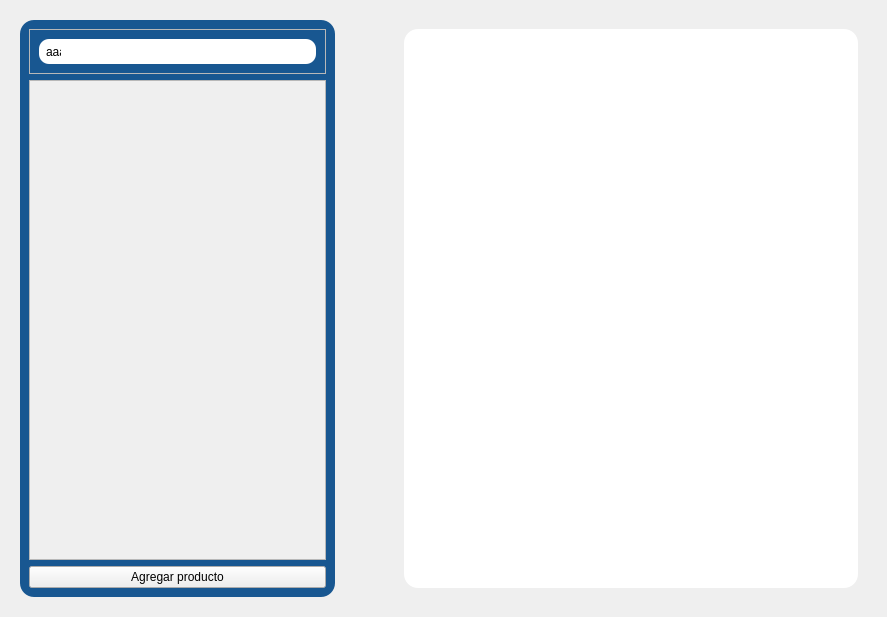
Ventthos/PollosExpress, file RawInterfaces/Productos.ui: the form before one commit.
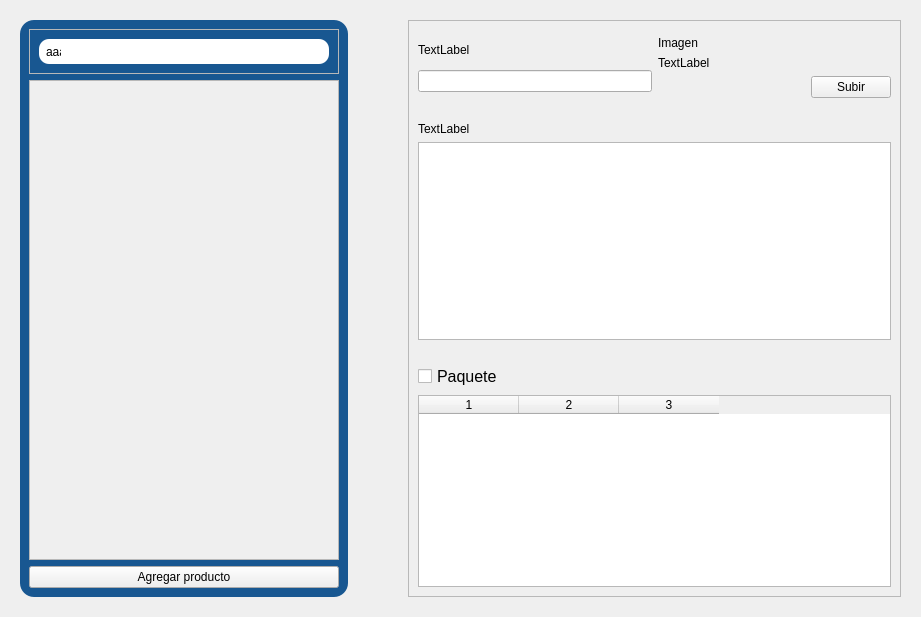
The form after the commit.

Commit message: Actualización a interfaz de productos

What changed in the file:
```diff
--- a/RawInterfaces/Productos.ui
+++ b/RawInterfaces/Productos.ui
@@ -6,7 +6,7 @@
    <rect>
     <x>0</x>
     <y>0</y>
-    <width>887</width>
+    <width>921</width>
     <height>617</height>
    </rect>
   </property>
@@ -160,7 +160,7 @@
              <rect>
               <x>0</x>
               <y>0</y>
-              <width>283</width>
+              <width>296</width>
               <height>458</height>
              </rect>
             </property>
@@ -219,43 +219,54 @@
 }</string>
         </property>
         <layout class="QVBoxLayout" name="verticalLayout_3">
+         <property name="spacing">
+          <number>0</number>
+         </property>
+         <property name="leftMargin">
+          <number>0</number>
+         </property>
+         <property name="topMargin">
+          <number>0</number>
+         </property>
+         <property name="rightMargin">
+          <number>0</number>
+         </property>
+         <property name="bottomMargin">
+          <number>0</number>
+         </property>
          <item>
-          <widget class="QWidget" name="datos_widget_producto" native="true">
-           <property name="enabled">
+          <widget class="QScrollArea" name="scrollArea_producto">
+           <property name="widgetResizable">
             <bool>true</bool>
            </property>
-           <property name="styleSheet">
-            <string notr="true">#datos_widget_producto{
-	background-color: white;
-	border-radius: 14px;
-}
-
-#datos_widget_producto QPushButton{
-	background-color: #e73a4b;
-	color: white;
-	font-weight: bold;
-}
-
-#datos_widget_producto QPushButton:Hover{
-	background-color: #EC5B69;
-}</string>
-           </property>
-           <layout class="QVBoxLayout" name="verticalLayout_4">
+           <widget class="QWidget" name="scrollArea_producto_contents">
+            <property name="geometry">
+             <rect>
+              <x>0</x>
+              <y>0</y>
+              <width>458</width>
+              <height>602</height>
+             </rect>
+            </property>
+            <layout class="QVBoxLayout" name="verticalLayout_4" stretch="0,0,0">
             <property name="leftMargin">
-             <number>20</number>
+              <number>0</number>
             </property>
             <property name="topMargin">
-             <number>20</number>
+              <number>6</number>
             </property>
             <property name="rightMargin">
-             <number>20</number>
+              <number>0</number>
             </property>
             <property name="bottomMargin">
-             <number>20</number>
+              <number>0</number>
             </property>
             <item>
-             <widget class="QWidget" name="widget_nombre_img" native="true">
-              <layout class="QHBoxLayout" name="horizontalLayout_3">
+              <widget class="QWidget" name="widget_nombre_producto" native="true">
+               <layout class="QHBoxLayout" name="horizontalLayout_3" stretch="1,1">
+                <item>
+                 <widget class="QWidget" name="widget_3" native="true">
+                  <layout class="QVBoxLayout" name="verticalLayout_5">
                <property name="leftMargin">
                 <number>0</number>
                </property>
@@ -263,21 +274,124 @@
                 <number>0</number>
                </property>
                <property name="rightMargin">
-                <number>18</number>
+                    <number>0</number>
                </property>
                <property name="bottomMargin">
                 <number>0</number>
                </property>
                <item>
-                <widget class="QWidget" name="widget_2" native="true"/>
-               </item>
+                    <widget class="QLabel" name="label_nombre_producto">
+                     <property name="text">
+                      <string>TextLabel</string>
+                     </property>
+                    </widget>
+                   </item>
+                   <item alignment="Qt::AlignTop">
+                    <widget class="QLineEdit" name="lineEdit"/>
+                   </item>
+                  </layout>
+                 </widget>
+                </item>
                <item>
-                <widget class="QWidget" name="widget_3" native="true"/>
-               </item>
+                 <widget class="QWidget" name="widget_imagen_producto" native="true">
+                  <layout class="QVBoxLayout" name="verticalLayout_7">
+                   <property name="leftMargin">
+                    <number>0</number>
+                   </property>
+                   <property name="topMargin">
+                    <number>0</number>
+                   </property>
+                   <property name="rightMargin">
+                    <number>0</number>
+                   </property>
+                   <property name="bottomMargin">
+                    <number>0</number>
+                   </property>
+                   <item alignment="Qt::AlignLeft">
+                    <widget class="QLabel" name="label_2">
+                     <property name="text">
+                      <string>Imagen</string>
+                     </property>
+                    </widget>
+                   </item>
+                   <item>
+                    <widget class="QLabel" name="label_3">
+                     <property name="sizePolicy">
+                      <sizepolicy hsizetype="Preferred" vsizetype="Preferred">
+                       <horstretch>0</horstretch>
+                       <verstretch>0</verstretch>
+                      </sizepolicy>
+                     </property>
+                     <property name="text">
+                      <string>TextLabel</string>
+                     </property>
+                     <property name="scaledContents">
+                      <bool>true</bool>
+                     </property>
+                     <property name="wordWrap">
+                      <bool>true</bool>
+                     </property>
+                    </widget>
+                   </item>
+                   <item alignment="Qt::AlignRight">
+                    <widget class="QPushButton" name="pushButton">
+                     <property name="text">
+                      <string>Subir</string>
+                     </property>
+                    </widget>
+                   </item>
               </layout>
              </widget>
             </item>
            </layout>
+              </widget>
+             </item>
+             <item>
+              <widget class="QWidget" name="widget_descripcion_producto" native="true">
+               <layout class="QVBoxLayout" name="verticalLayout_8">
+                <item>
+                 <widget class="QLabel" name="label_4">
+                  <property name="text">
+                   <string>TextLabel</string>
+                  </property>
+                 </widget>
+                </item>
+                <item>
+                 <widget class="QTextEdit" name="textEdit"/>
+                </item>
+               </layout>
+              </widget>
+             </item>
+             <item>
+              <widget class="QWidget" name="widget_paquete_producto" native="true">
+               <layout class="QVBoxLayout" name="verticalLayout_9">
+                <item>
+                 <widget class="QCheckBox" name="checkBox">
+                  <property name="font">
+                   <font>
+                    <pointsize>12</pointsize>
+                   </font>
+                  </property>
+                  <property name="text">
+                   <string>Paquete</string>
+                  </property>
+                 </widget>
+                </item>
+                <item>
+                 <widget class="QTableWidget" name="tableWidget">
+                  <property name="columnCount">
+                   <number>3</number>
+                  </property>
+                  <column/>
+                  <column/>
+                  <column/>
+                 </widget>
+                </item>
+               </layout>
+              </widget>
+             </item>
+            </layout>
+           </widget>
           </widget>
          </item>
         </layout>
```
Left out of the diff: 2 changed lines with no effect on the pictures. Lines whose indentation alone changed are shown as unchanged.
